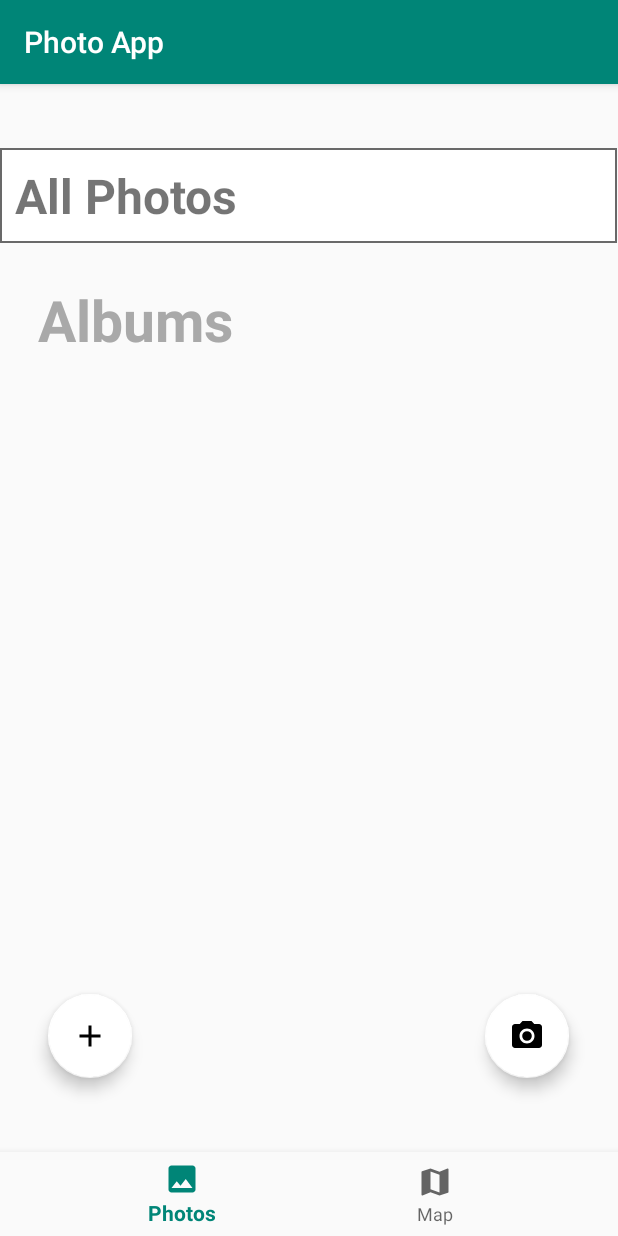
After one commit to rory1473/PhotoApp, an Android app: the fragment AlbumFragment placed in its activity, on a phone screen of 412 x 824 dp. The commit adds this screen. Run offline under Robolectric (Android 15) with nearby library versions, the phone set to English and light mode, and no system bars; our stand-ins replace Room's generated code; libraries missing offline, so code that uses them is left out: io.fotoapparat, io.fotoapparat.result, io.fotoapparat.view; 4 statements that could not run were skipped.

Commit message:
albums set up

```diff
--- a/app/src/main/java/com/example/photoapp/datahandling/DAO.kt
+++ b/app/src/main/java/com/example/photoapp/datahandling/DAO.kt
@@ -5,8 +5,8 @@ import androidx.room.*
 @Dao
 interface PhotoDAO {
 
-    //@Query("SELECT * FROM images WHERE id=:id")
-    //fun getImageById(id: Long): Photo?
+    @Query("SELECT * FROM images WHERE album=:album")
+    fun getImageByAlbum(album: Int): List<Photo>
 
     @Query("SELECT * FROM images")
     fun getAllImages(): List<Photo>
@@ -19,4 +19,20 @@ interface PhotoDAO {
 
     @Delete
     fun delete(images: Photo) : Int
+
+
+
+    @Query("SELECT * FROM albums")
+    fun getAllAlbums(): List<Album>
+
+    @Insert
+    fun insertAlbum(albums: Album) : Long
+
+    @Update
+    fun updateAlbum(albums: Album) : Int
+
+    @Delete
+    fun deleteAlbum(albums: Album) : Int
+
+
 }
--- a/app/src/main/java/com/example/photoapp/datahandling/Database.kt
+++ b/app/src/main/java/com/example/photoapp/datahandling/Database.kt
@@ -5,7 +5,7 @@ import androidx.room.Database
 import androidx.room.Room
 import androidx.room.RoomDatabase
 
-@Database(entities = [Photo::class], version = 1) //, exportSchema = false
+@Database(entities = arrayOf(Photo::class , Album::class), version = 1, exportSchema = false)
 abstract class PhotoDatabase: RoomDatabase() {
     abstract fun photoDAO(): PhotoDAO
 
--- /dev/null
+++ b/app/src/main/java/com/example/photoapp/fragments/AlbumFragment.kt
@@ -0,0 +1,166 @@
+package com.example.photoapp.fragments
+
+import android.content.Context
+import android.net.Uri
+import android.os.Bundle
+import android.util.Log
+import android.view.LayoutInflater
+import android.view.View
+import android.view.ViewGroup
+import androidx.fragment.app.Fragment
+import androidx.lifecycle.lifecycleScope
+import androidx.recyclerview.widget.GridLayoutManager
+import androidx.recyclerview.widget.LinearLayoutManager
+import androidx.recyclerview.widget.RecyclerView
+import com.example.photoapp.R
+import com.example.photoapp.datahandling.Album
+import com.example.photoapp.datahandling.Photo
+import com.example.photoapp.datahandling.PhotoDatabase
+import com.google.android.material.floatingactionbutton.FloatingActionButton
+import kotlinx.coroutines.Dispatchers
+import kotlinx.coroutines.launch
+import kotlinx.coroutines.withContext
+import android.content.DialogInterface
+import android.text.Editable
+import android.widget.EditText
+import android.widget.TextView
+import androidx.appcompat.app.AlertDialog
+import kotlinx.android.synthetic.main.add_album.view.*
+
+
+class AlbumFragment : Fragment(){
+
+    private var listener: OnFragmentInteractionListener? = null
+    private var albumList = listOf<Album>()
+    private lateinit var db: PhotoDatabase
+    lateinit var recyclerView: RecyclerView
+
+
+
+    override fun onCreateView(inflater: LayoutInflater, container: ViewGroup?, savedInstanceState: Bundle?): View? {
+        val fragView = inflater.inflate(R.layout.fragment_album, container, false)
+
+        recyclerView =  fragView.findViewById(R.id.recyclerView) as RecyclerView
+
+        val allPhotos = fragView.findViewById(R.id.all_albums) as TextView
+        allPhotos.setOnClickListener {
+            val photos = true
+            val photoFragment = PhotoFragment()
+            val args = Bundle()
+            args.putBoolean("allPhotos", photos)
+            photoFragment.arguments = args
+            val transaction = activity!!.supportFragmentManager.beginTransaction()
+            transaction.replace(R.id.page_fragment, photoFragment)
+            transaction.addToBackStack(null)
+            transaction.commit()
+        }
+
+
+
+
+
+
+
+
+        val addBtn = fragView.findViewById(R.id.add_album_btn) as FloatingActionButton
+        addBtn.setOnClickListener{
+            val dialogView = LayoutInflater.from(context!!).inflate(R.layout.add_album, null)
+            val builder = AlertDialog.Builder(context!!)
+                .setView(dialogView)
+                .setTitle("Add An Album")
+
+            val alert = builder.show()
+            dialogView.add_btn.setOnClickListener {
+                alert.dismiss()
+                val album = dialogView.album_name.text.toString()
+
+                lifecycleScope.launch {
+                    var albumID: Long? = null
+                    val newAlbum = Album(name= album)
+                    withContext(Dispatchers.IO) {
+                        albumID = db.photoDAO().insertAlbum(newAlbum)
+                    }
+
+                }
+            }
+            dialogView.cancel_btn.setOnClickListener {
+                alert.dismiss()
+            }
+
+        }
+
+
+
+        val cameraBtn = fragView.findViewById(R.id.camera_btn) as FloatingActionButton
+        cameraBtn.setOnClickListener{
+            val transaction = activity!!.supportFragmentManager.beginTransaction()
+            val fragment = CameraFragment.newInstance()
+            transaction.replace(R.id.page_fragment, fragment)
+            transaction.addToBackStack(null)
+            transaction.commit()
+
+        }
+
+        return fragView
+    }
+
+
+
+
+    override fun onActivityCreated(savedInstanceState: Bundle?){
+        super.onActivityCreated(savedInstanceState)
+
+        val activity1 = activity as Context
+
+        db = PhotoDatabase.getDatabase(activity1)
+
+        lifecycleScope.launch {
+            withContext(Dispatchers.IO) {
+                albumList = db.photoDAO().getAllAlbums()
+            }
+
+            Log.i("DDDDDD",albumList.toString())
+            recyclerView.layoutManager = LinearLayoutManager(activity1)
+            val recyclerViewAdapter = AlbumRecyclerViewAdapter(activity!!, context!!,albumList)
+            recyclerView.adapter = recyclerViewAdapter
+
+        }
+
+
+
+
+    }
+
+
+
+
+
+
+
+    override fun onAttach(context: Context) {
+        super.onAttach(context)
+        if (context is OnFragmentInteractionListener) {
+            listener = context
+        } else {
+            throw RuntimeException(context.toString() + " must implement OnFragmentInteractionListener")
+        }
+    }
+
+    override fun onDetach() {
+        super.onDetach()
+        listener = null
+    }
+
+
+    interface OnFragmentInteractionListener {
+
+        fun onFragmentInteraction(uri: Uri)
+    }
+
+    companion object {
+
+        @JvmStatic
+        fun newInstance() = AlbumFragment()
+
+    }
+}
--- /dev/null
+++ b/app/src/main/res/drawable/album_back.xml
@@ -0,0 +1,5 @@
+<?xml version="1.0" encoding="utf-8"?>
+<shape xmlns:android="http://schemas.android.com/apk/res/android" android:shape="rectangle" >
+    <solid android:color="@android:color/white" />
+    <stroke android:width="1dip" android:color="#696969"/>
+</shape>
--- /dev/null
+++ b/app/src/main/res/drawable/ic_add_black_50dp.xml
@@ -0,0 +1,4 @@
+<vector android:height="50dp" android:viewportHeight="24.0"
+    android:viewportWidth="24.0" android:width="50dp" xmlns:android="http://schemas.android.com/apk/res/android">
+    <path android:fillColor="#FF000000" android:pathData="M19,13h-6v6h-2v-6H5v-2h6V5h2v6h6v2z"/>
+</vector>
--- /dev/null
+++ b/app/src/main/res/drawable/ic_camera_alt_black_50dp.xml
@@ -0,0 +1,5 @@
+<vector android:height="50dp" android:viewportHeight="24.0"
+    android:viewportWidth="24.0" android:width="50dp" xmlns:android="http://schemas.android.com/apk/res/android">
+    <path android:fillColor="#FF000000" android:pathData="M12,12m-3.2,0a3.2,3.2 0,1 1,6.4 0a3.2,3.2 0,1 1,-6.4 0"/>
+    <path android:fillColor="#FF000000" android:pathData="M9,2L7.17,4L4,4c-1.1,0 -2,0.9 -2,2v12c0,1.1 0.9,2 2,2h16c1.1,0 2,-0.9 2,-2L22,6c0,-1.1 -0.9,-2 -2,-2h-3.17L15,2L9,2zM12,17c-2.76,0 -5,-2.24 -5,-5s2.24,-5 5,-5 5,2.24 5,5 -2.24,5 -5,5z"/>
+</vector>
--- /dev/null
+++ b/app/src/main/res/layout/fragment_album.xml
@@ -0,0 +1,80 @@
+<?xml version="1.0" encoding="utf-8"?>
+<FrameLayout xmlns:android="http://schemas.android.com/apk/res/android"
+             xmlns:app="http://schemas.android.com/apk/res-auto"
+             xmlns:tools="http://schemas.android.com/tools"
+             android:layout_width="match_parent"
+             android:layout_height="match_parent"
+             tools:context=".fragments.PhotoFragment">
+
+    <androidx.constraintlayout.widget.ConstraintLayout
+            android:layout_width="match_parent"
+            android:layout_height="match_parent">
+
+        <TextView
+                android:id="@+id/all_albums"
+                android:layout_width="match_parent"
+                android:layout_height="wrap_content"
+                android:layout_marginTop="25dp"
+                android:padding="10dp"
+                android:text="All Photos"
+                android:textSize="32sp"
+                android:textStyle="bold"
+                android:background="@drawable/album_back"
+                app:layout_constraintStart_toStartOf="parent"
+                app:layout_constraintTop_toTopOf="parent"/>
+
+
+        <TextView
+                android:id="@+id/album_text"
+                android:layout_width="match_parent"
+                android:layout_height="wrap_content"
+                android:text="Albums"
+                android:textSize="38sp"
+                android:textStyle="bold"
+                android:textColor="#A9A9A9"
+                android:layout_margin="25dp"
+                app:layout_constraintStart_toStartOf="parent"
+                app:layout_constraintTop_toBottomOf="@id/all_albums"/>
+
+        <androidx.recyclerview.widget.RecyclerView
+                android:layout_width="match_parent"
+                android:layout_height="wrap_content"
+                android:id="@+id/recyclerView"
+                app:layout_constraintTop_toBottomOf="@id/album_text"
+                app:layout_constraintStart_toStartOf="parent" app:layout_constraintEnd_toEndOf="parent"
+                />
+
+
+
+        <com.google.android.material.floatingactionbutton.FloatingActionButton
+                android:id="@+id/add_album_btn"
+                android:layout_width="56dp"
+                android:layout_height="56dp"
+                app:fabSize="normal"
+                android:src="@drawable/ic_add_black_50dp"
+                android:layout_margin="32dp"
+                app:backgroundTint="@android:color/white"
+                app:layout_constraintStart_toStartOf="parent"
+                app:layout_constraintBottom_toBottomOf="parent"
+                />
+
+        <com.google.android.material.floatingactionbutton.FloatingActionButton
+                android:id="@+id/camera_btn"
+                android:layout_width="56dp"
+                android:layout_height="56dp"
+                app:fabSize="normal"
+                android:src="@drawable/ic_camera_alt_black_50dp"
+                android:layout_margin="32dp"
+                app:backgroundTint="@android:color/white"
+                app:layout_constraintEnd_toEndOf="parent"
+                app:layout_constraintBottom_toBottomOf="parent"
+                android:layout_marginEnd="32dp"
+
+                />
+
+
+
+    </androidx.constraintlayout.widget.ConstraintLayout>
+
+
+</FrameLayout>
--- a/app/src/main/res/layout/fragment_photo.xml
+++ b/app/src/main/res/layout/fragment_photo.xml
@@ -11,11 +11,11 @@
             android:layout_height="match_parent">
 
         <androidx.recyclerview.widget.RecyclerView
-                android:layout_width="414dp"
-                android:layout_height="735dp"
+                android:layout_width="match_parent"
+                android:layout_height="match_parent"
                 android:id="@+id/recyclerView"
                 app:layout_constraintStart_toStartOf="parent" app:layout_constraintEnd_toEndOf="parent"
-                app:layout_constraintTop_toTopOf="parent" app:layout_constraintHorizontal_bias="0.666"/>
+                app:layout_constraintTop_toTopOf="parent" app:layout_constraintBottom_toBottomOf="parent"/>
 
         <com.google.android.material.floatingactionbutton.FloatingActionButton
                 android:id="@+id/btn1"
```
Also changed, not shown: app/src/main/java/com/example/photoapp/MainActivity.kt (+13 -3 lines), app/src/main/java/com/example/photoapp/datahandling/Album.kt (added, +8 -0 lines), app/src/main/java/com/example/photoapp/datahandling/Photo.kt (+2 -10 lines), app/src/main/java/com/example/photoapp/fragments/AlbumRecyclerViewAdapter.kt (added, +62 -0 lines), app/src/main/java/com/example/photoapp/fragments/PhotoFragment.kt (+30 -8 lines), app/src/main/java/com/example/photoapp/fragments/RecyclerViewAdapter.kt (+5 -4 lines), app/src/main/java/com/example/photoapp/fragments/SpacingItemDecoration.kt (added, +25 -0 lines), app/src/main/res/layout/add_album.xml (added, +30 -0 lines), app/src/main/res/layout/single_album.xml (added, +17 -0 lines), app/src/main/res/layout/single_photo.xml (+4 -4 lines).
